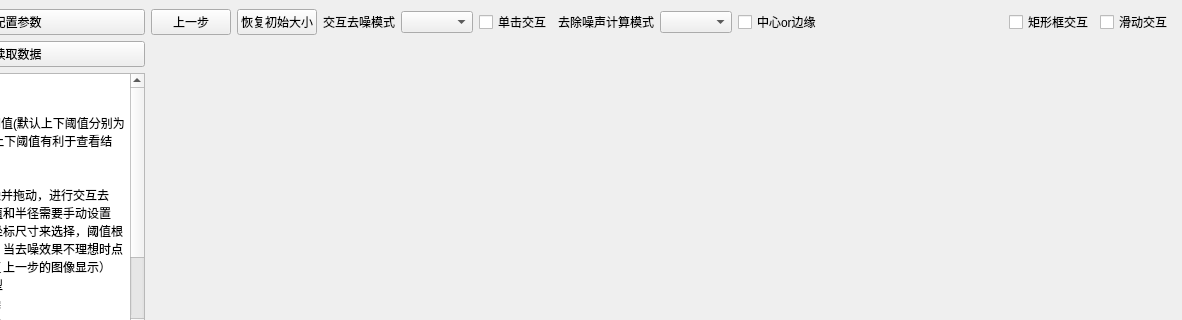
Before: the Qt Designer form mainwindow.ui in whycng/qt_denoise, drawn with Qt 5; both pictures show x 119 to 1301 and y 0 to 320 of the 1301 by 600 pixel window.
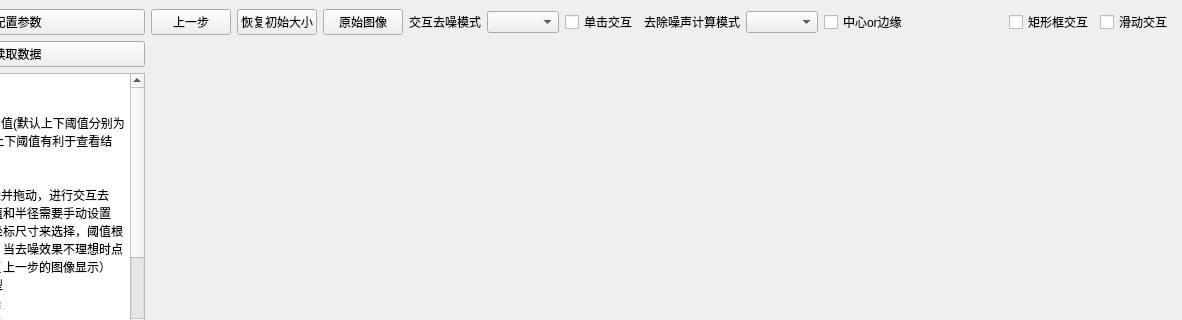
After: the same form once the commit is applied.

The edit to the form file:
```diff
--- a/mainwindow.ui
+++ b/mainwindow.ui
@@ -163,7 +163,7 @@
       <item>
        <layout class="QVBoxLayout" name="verticalLayout" stretch="1,100">
         <item>
-         <layout class="QHBoxLayout" name="horizontalLayout_3" stretch="0,0,0,0,0,0,0,0,0,0,0">
+         <layout class="QHBoxLayout" name="horizontalLayout_3" stretch="0,0,0,0,0,0,0,0,0,0,0,0">
           <item>
            <widget class="QPushButton" name="pushButton_back">
             <property name="text">
@@ -178,6 +178,13 @@
             </property>
            </widget>
           </item>
+          <item>
+           <widget class="QPushButton" name="pushButton_oriPic">
+            <property name="text">
+             <string>原始图像</string>
+            </property>
+           </widget>
+          </item>
           <item>
            <widget class="QLabel" name="label_6">
             <property name="text">
```
